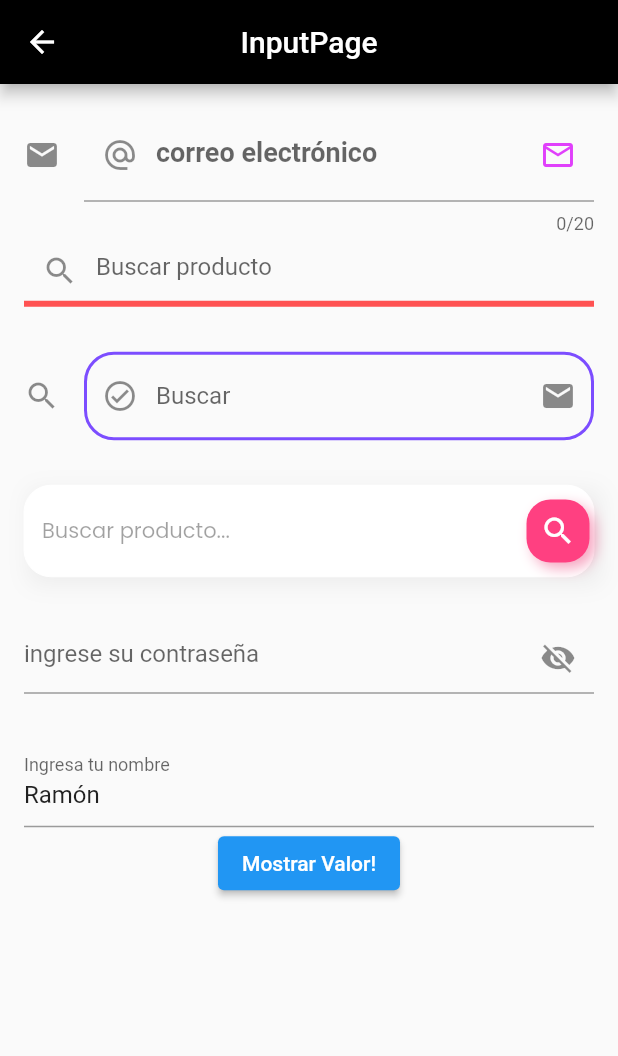
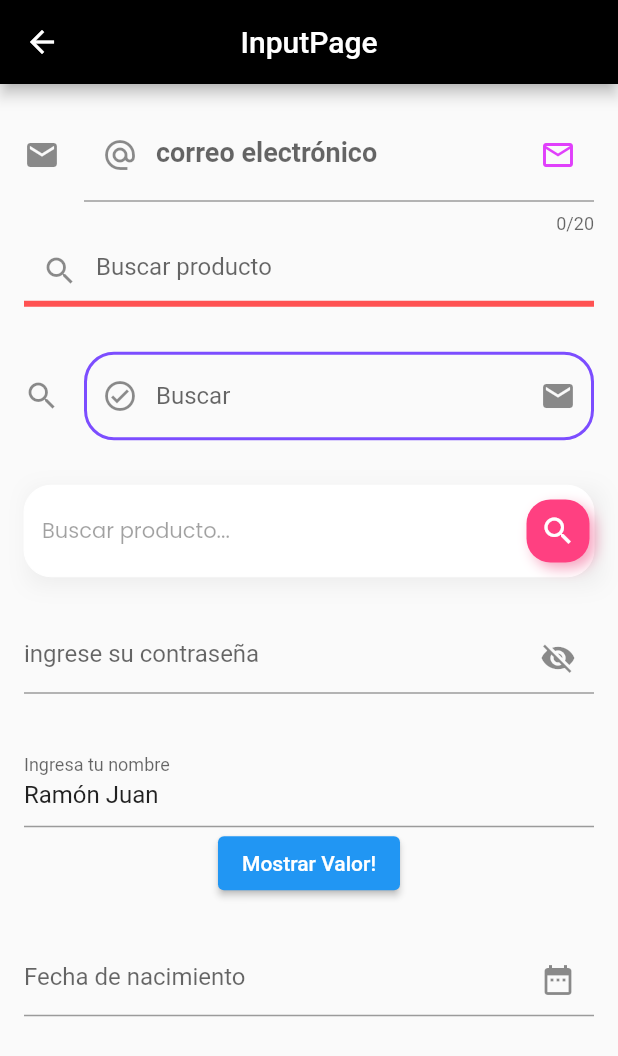
Before and after one commit to cparragatorres/flutter_codigo5_components, a Flutter app: the InputPage screen opened directly, after a tap on "Mostrar Valor!", on a phone screen of 412 x 824 dp. Shown: the top 1056 px of the screen. Run offline on Flutter 3.47's test engine with Material 2 defaults, Android fonts, the phone set to English and light mode, and no system bars; our stand-ins replace font_awesome_flutter, google_fonts; network calls fail.

Commit message:
Input Page 5 - calendario

```diff
--- a/lib/pages/input_pages.dart
+++ b/lib/pages/input_pages.dart
@@ -10,7 +10,8 @@ class InputPage extends StatefulWidget {
 class _InputPageState extends State<InputPage> {
   bool isInvisible = true;
   String name = "";
-  TextEditingController _nameController = TextEditingController();
+  TextEditingController _nameController =
+      TextEditingController(text: "Ramón Juan");
 
   @override
   Widget build(BuildContext context) {
@@ -173,7 +174,8 @@ class _InputPageState extends State<InputPage> {
               const SizedBox(height: 30.0),
               TextField(
                 controller: _nameController,
-                decoration: InputDecoration(
+                keyboardType: TextInputType.multiline,
+                decoration: const InputDecoration(
                   label: Text(
                     "Ingresa tu nombre",
                   ),
@@ -187,9 +189,29 @@ class _InputPageState extends State<InputPage> {
               ),
               ElevatedButton(
                 onPressed: () {
-                  _nameController.text="Ramón";
+                  getNameData();
+                  // _nameController.text="Ramón";
+                  setState(() {});
                 },
-                child: Text("Mostrar Valor!"),
+                child: const Text("Mostrar Valor!"),
+              ),
+              const SizedBox(height: 30.0),
+              TextField(
+                toolbarOptions: ToolbarOptions(
+                  copy: false,
+                  cut: false,
+                  paste: false,
+                  selectAll: false,
+                ),
+                readOnly: true,
+                decoration: InputDecoration(
+                  hintText: "Fecha de nacimiento",
+                  suffixIcon: Icon(Icons.date_range),
+                ),
+                onTap: () {
+                  FocusScope.of(context).requestFocus(FocusNode());
+                  selectDate();
+                },
               ),
               const SizedBox(height: 100.0),
             ],
@@ -198,4 +220,17 @@ class _InputPageState extends State<InputPage> {
       ),
     );
   }
+
+  void getNameData() {
+    print(_nameController.text);
+  }
+
+  selectDate() {
+    showDatePicker(
+      context: context,
+      initialDate: DateTime.now(),
+      firstDate: DateTime.now(),
+      lastDate: DateTime.now(),
+    );
+  }
 }
```
